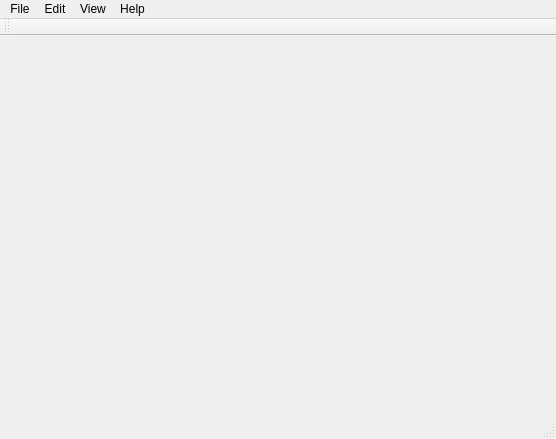
This is src/deckqt/MainWindow.ui in mikatammi/deck as Qt 5 draws it before an edit. The edited form follows.
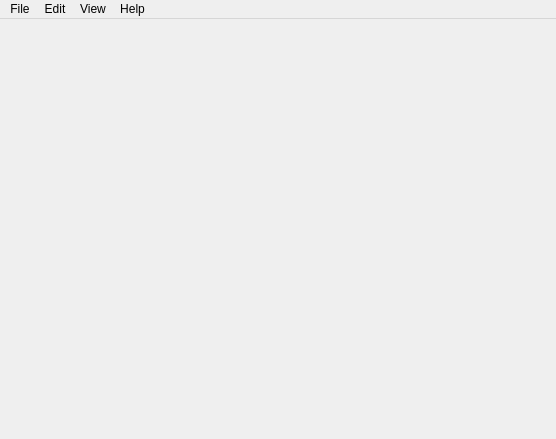
This is the edited form.

Commit message: Qt ui control toolbar should now work better

The edit to the form file:
```diff
--- a/src/deckqt/MainWindow.ui
+++ b/src/deckqt/MainWindow.ui
@@ -48,18 +48,6 @@
    <addaction name="menuView"/>
    <addaction name="menuHelp"/>
   </widget>
-  <widget class="QStatusBar" name="statusbar"/>
-  <widget class="QToolBar" name="toolBar">
-   <property name="windowTitle">
-    <string>toolBar</string>
-   </property>
-   <attribute name="toolBarArea">
-    <enum>TopToolBarArea</enum>
-   </attribute>
-   <attribute name="toolBarBreak">
-    <bool>false</bool>
-   </attribute>
-  </widget>
  </widget>
  <resources/>
  <connections/>
```
The commit also changes 3 other files.
